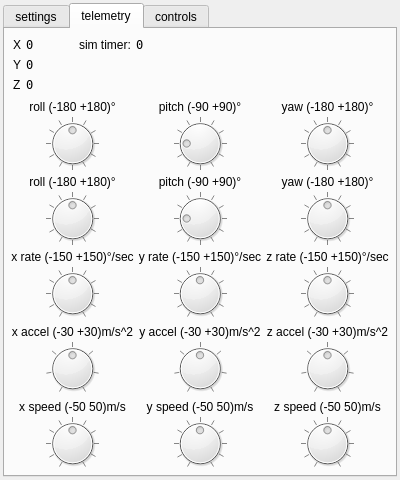
First picture: the form in remotecv.ui, repository hhrhhr/remoteCV, before the edit.
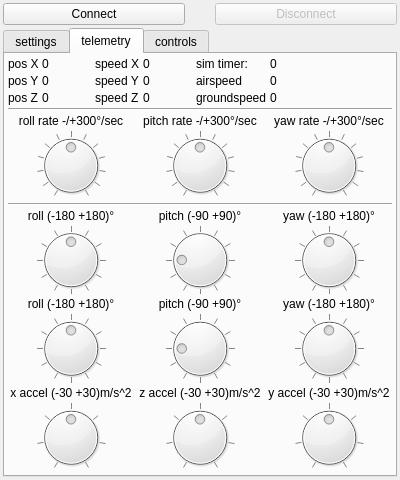
Second picture: the form after the edit. The open tabs and pages were chosen to show the change.

Commit message: all (except accels) are worked

```diff
--- a/remotecv.ui
+++ b/remotecv.ui
@@ -24,13 +24,40 @@
    <property name="margin">
     <number>3</number>
    </property>
+   <item>
+    <layout class="QHBoxLayout" name="horizontalLayout_3">
+     <property name="spacing">
+      <number>30</number>
+     </property>
+     <item>
+      <widget class="QPushButton" name="cvConnect">
+       <property name="text">
+        <string>Connect</string>
+       </property>
+      </widget>
+     </item>
+     <item>
+      <widget class="QPushButton" name="cvDisconnect">
+       <property name="enabled">
+        <bool>false</bool>
+       </property>
+       <property name="text">
+        <string>Disconnect</string>
+       </property>
+      </widget>
+     </item>
+    </layout>
+   </item>
    <item>
     <widget class="QTabWidget" name="tabWidget">
      <property name="tabShape">
       <enum>QTabWidget::Rounded</enum>
      </property>
      <property name="currentIndex">
-      <number>1</number>
+      <number>0</number>
+     </property>
+     <property name="usesScrollButtons">
+      <bool>true</bool>
      </property>
      <widget class="QWidget" name="tabSettings">
       <attribute name="title">
@@ -76,24 +103,7 @@
            </property>
           </widget>
          </item>
-         <item row="0" column="3">
-          <widget class="QPushButton" name="cvConnect">
-           <property name="text">
-            <string>Connect</string>
-           </property>
-          </widget>
-         </item>
-         <item row="1" column="3">
-          <widget class="QPushButton" name="cvDisconnect">
-           <property name="enabled">
-            <bool>false</bool>
-           </property>
-           <property name="text">
-            <string>Disconnect</string>
-           </property>
-          </widget>
-         </item>
-         <item row="0" column="2">
+         <item row="1" column="2">
           <spacer name="horizontalSpacer">
            <property name="orientation">
             <enum>Qt::Horizontal</enum>
@@ -189,23 +199,35 @@
        <string>telemetry</string>
       </attribute>
       <layout class="QVBoxLayout" name="verticalLayout_3">
+       <property name="spacing">
+        <number>3</number>
+       </property>
+       <property name="margin">
+        <number>3</number>
+       </property>
        <item>
         <layout class="QHBoxLayout" name="horizontalLayout">
          <property name="spacing">
           <number>3</number>
          </property>
          <property name="margin">
-          <number>3</number>
+          <number>0</number>
          </property>
          <item>
           <layout class="QFormLayout" name="formLayout">
            <property name="fieldGrowthPolicy">
             <enum>QFormLayout::AllNonFixedFieldsGrow</enum>
            </property>
+           <property name="horizontalSpacing">
+            <number>3</number>
+           </property>
+           <property name="verticalSpacing">
+            <number>3</number>
+           </property>
            <item row="0" column="0">
             <widget class="QLabel" name="label_20">
              <property name="text">
-              <string>X</string>
+              <string>pos X</string>
              </property>
             </widget>
            </item>
@@ -223,11 +245,6 @@
                <height>0</height>
               </size>
              </property>
-             <property name="font">
-              <font>
-               <family>Terminal</family>
-              </font>
-             </property>
              <property name="text">
               <string>0</string>
              </property>
@@ -236,7 +253,7 @@
            <item row="1" column="0">
             <widget class="QLabel" name="label_22">
              <property name="text">
-              <string>Y</string>
+              <string>pos Y</string>
              </property>
             </widget>
            </item>
@@ -248,11 +265,6 @@
                <height>0</height>
               </size>
              </property>
-             <property name="font">
-              <font>
-               <family>Terminal</family>
-              </font>
-             </property>
              <property name="text">
               <string>0</string>
              </property>
@@ -261,7 +273,7 @@
            <item row="2" column="0">
             <widget class="QLabel" name="label_24">
              <property name="text">
-              <string>Z</string>
+              <string>pos Z</string>
              </property>
             </widget>
            </item>
@@ -273,10 +285,84 @@
                <height>0</height>
               </size>
              </property>
-             <property name="font">
-              <font>
-               <family>Terminal</family>
-              </font>
+             <property name="text">
+              <string>0</string>
+             </property>
+            </widget>
+           </item>
+          </layout>
+         </item>
+         <item>
+          <layout class="QFormLayout" name="formLayout_3">
+           <property name="fieldGrowthPolicy">
+            <enum>QFormLayout::AllNonFixedFieldsGrow</enum>
+           </property>
+           <property name="horizontalSpacing">
+            <number>3</number>
+           </property>
+           <property name="verticalSpacing">
+            <number>3</number>
+           </property>
+           <item row="0" column="0">
+            <widget class="QLabel" name="label_26">
+             <property name="text">
+              <string>speed X</string>
+             </property>
+            </widget>
+           </item>
+           <item row="0" column="1">
+            <widget class="QLabel" name="xSpeed">
+             <property name="sizePolicy">
+              <sizepolicy hsizetype="Fixed" vsizetype="Preferred">
+               <horstretch>0</horstretch>
+               <verstretch>0</verstretch>
+              </sizepolicy>
+             </property>
+             <property name="minimumSize">
+              <size>
+               <width>50</width>
+               <height>0</height>
+              </size>
+             </property>
+             <property name="text">
+              <string>0</string>
+             </property>
+            </widget>
+           </item>
+           <item row="1" column="0">
+            <widget class="QLabel" name="label_27">
+             <property name="text">
+              <string>speed Y</string>
+             </property>
+            </widget>
+           </item>
+           <item row="1" column="1">
+            <widget class="QLabel" name="ySpeed">
+             <property name="minimumSize">
+              <size>
+               <width>50</width>
+               <height>0</height>
+              </size>
+             </property>
+             <property name="text">
+              <string>0</string>
+             </property>
+            </widget>
+           </item>
+           <item row="2" column="0">
+            <widget class="QLabel" name="label_28">
+             <property name="text">
+              <string>speed Z</string>
+             </property>
+            </widget>
+           </item>
+           <item row="2" column="1">
+            <widget class="QLabel" name="zSpeed">
+             <property name="minimumSize">
+              <size>
+               <width>50</width>
+               <height>0</height>
+              </size>
              </property>
              <property name="text">
               <string>0</string>
@@ -287,6 +373,12 @@
          </item>
          <item>
           <layout class="QFormLayout" name="formLayout_2">
+           <property name="horizontalSpacing">
+            <number>3</number>
+           </property>
+           <property name="verticalSpacing">
+            <number>3</number>
+           </property>
            <item row="0" column="0">
             <widget class="QLabel" name="label_3">
              <property name="text">
@@ -308,12 +400,34 @@
                <height>0</height>
               </size>
              </property>
-             <property name="font">
-              <font>
-               <family>Terminal</family>
-               <kerning>true</kerning>
-              </font>
+             <property name="text">
+              <string>0</string>
              </property>
+            </widget>
+           </item>
+           <item row="1" column="0">
+            <widget class="QLabel" name="label_5">
+             <property name="text">
+              <string>airspeed</string>
+             </property>
+            </widget>
+           </item>
+           <item row="1" column="1">
+            <widget class="QLabel" name="lbAirSpeed">
+             <property name="text">
+              <string>0</string>
+             </property>
+            </widget>
+           </item>
+           <item row="2" column="0">
+            <widget class="QLabel" name="label_9">
+             <property name="text">
+              <string>groundspeed</string>
+             </property>
+            </widget>
+           </item>
+           <item row="2" column="1">
+            <widget class="QLabel" name="lbGroundSpeed">
              <property name="text">
               <string>0</string>
              </property>
@@ -336,6 +450,132 @@
          </item>
         </layout>
        </item>
+       <item>
+        <widget class="Line" name="line_2">
+         <property name="orientation">
+          <enum>Qt::Horizontal</enum>
+         </property>
+        </widget>
+       </item>
+       <item>
+        <layout class="QGridLayout" name="gridLayout_3">
+         <property name="spacing">
+          <number>3</number>
+         </property>
+         <item row="0" column="0">
+          <widget class="QLabel" name="label_4">
+           <property name="text">
+            <string>roll rate -/+300°/sec</string>
+           </property>
+           <property name="alignment">
+            <set>Qt::AlignCenter</set>
+           </property>
+          </widget>
+         </item>
+         <item row="0" column="1">
+          <widget class="QLabel" name="label_8">
+           <property name="text">
+            <string>pitch rate -/+300°/sec</string>
+           </property>
+           <property name="alignment">
+            <set>Qt::AlignCenter</set>
+           </property>
+          </widget>
+         </item>
+         <item row="1" column="0">
+          <widget class="QDial" name="xRate">
+           <property name="sizePolicy">
+            <sizepolicy hsizetype="Expanding" vsizetype="Expanding">
+             <horstretch>0</horstretch>
+             <verstretch>0</verstretch>
+            </sizepolicy>
+           </property>
+           <property name="minimum">
+            <number>-300</number>
+           </property>
+           <property name="maximum">
+            <number>300</number>
+           </property>
+           <property name="wrapping">
+            <bool>false</bool>
+           </property>
+           <property name="notchTarget">
+            <double>50.000000000000000</double>
+           </property>
+           <property name="notchesVisible">
+            <bool>true</bool>
+           </property>
+          </widget>
+         </item>
+         <item row="1" column="1">
+          <widget class="QDial" name="zRate">
+           <property name="sizePolicy">
+            <sizepolicy hsizetype="Expanding" vsizetype="Expanding">
+             <horstretch>0</horstretch>
+             <verstretch>0</verstretch>
+            </sizepolicy>
+           </property>
+           <property name="minimum">
+            <number>-300</number>
+           </property>
+           <property name="maximum">
+            <number>300</number>
+           </property>
+           <property name="wrapping">
+            <bool>false</bool>
+           </property>
+           <property name="notchTarget">
+            <double>50.000000000000000</double>
+           </property>
+           <property name="notchesVisible">
+            <bool>true</bool>
+           </property>
+          </widget>
+         </item>
+         <item row="1" column="2">
+          <widget class="QDial" name="yRate">
+           <property name="sizePolicy">
+            <sizepolicy hsizetype="Expanding" vsizetype="Expanding">
+             <horstretch>0</horstretch>
+             <verstretch>0</verstretch>
+            </sizepolicy>
+           </property>
+           <property name="minimum">
+            <number>-300</number>
+           </property>
+           <property name="maximum">
+            <number>300</number>
+           </property>
+           <property name="wrapping">
+            <bool>false</bool>
+           </property>
+           <property name="notchTarget">
+            <double>50.000000000000000</double>
+           </property>
+           <property name="notchesVisible">
+            <bool>true</bool>
+           </property>
+          </widget>
+         </item>
+         <item row="0" column="2">
+          <widget class="QLabel" name="label_6">
+           <property name="text">
+            <string>yaw rate -/+300°/sec</string>
+           </property>
+           <property name="alignment">
+            <set>Qt::AlignCenter</set>
+           </property>
+          </widget>
+         </item>
+        </layout>
+       </item>
+       <item>
+        <widget class="Line" name="line">
+         <property name="orientation">
+          <enum>Qt::Horizontal</enum>
+         </property>
+        </widget>
+       </item>
        <item>
         <layout class="QGridLayout" name="gridLayout_2">
          <property name="spacing">
@@ -560,118 +800,6 @@
          </item>
         </layout>
        </item>
-       <item>
-        <layout class="QGridLayout" name="gridLayout_3">
-         <property name="spacing">
-          <number>3</number>
-         </property>
-         <item row="0" column="0">
-          <widget class="QLabel" name="label_4">
-           <property name="text">
-            <string>x rate (-150 +150)°/sec</string>
-           </property>
-           <property name="alignment">
-            <set>Qt::AlignCenter</set>
-           </property>
-          </widget>
-         </item>
-         <item row="0" column="1">
-          <widget class="QLabel" name="label_6">
-           <property name="text">
-            <string>y rate (-150 +150)°/sec</string>
-           </property>
-           <property name="alignment">
-            <set>Qt::AlignCenter</set>
-           </property>
-          </widget>
-         </item>
-         <item row="0" column="2">
-          <widget class="QLabel" name="label_8">
-           <property name="text">
-            <string>z rate (-150 +150)°/sec</string>
-           </property>
-           <property name="alignment">
-            <set>Qt::AlignCenter</set>
-           </property>
-          </widget>
-         </item>
-         <item row="1" column="0">
-          <widget class="QDial" name="xRate">
-           <property name="sizePolicy">
-            <sizepolicy hsizetype="Expanding" vsizetype="Expanding">
-             <horstretch>0</horstretch>
-             <verstretch>0</verstretch>
-            </sizepolicy>
-           </property>
-           <property name="minimum">
-            <number>-150</number>
-           </property>
-           <property name="maximum">
-            <number>150</number>
-           </property>
-           <property name="wrapping">
-            <bool>false</bool>
-           </property>
-           <property name="notchTarget">
-            <double>30.000000000000000</double>
-           </property>
-           <property name="notchesVisible">
-            <bool>true</bool>
-           </property>
-          </widget>
-         </item>
-         <item row="1" column="1">
-          <widget class="QDial" name="yRate">
-           <property name="sizePolicy">
-            <sizepolicy hsizetype="Expanding" vsizetype="Expanding">
-             <horstretch>0</horstretch>
-             <verstretch>0</verstretch>
-            </sizepolicy>
-           </property>
-           <property name="minimum">
-            <number>-150</number>
-           </property>
-           <property name="maximum">
-            <number>150</number>
-           </property>
-           <property name="wrapping">
-            <bool>false</bool>
-           </property>
-           <property name="notchTarget">
-            <double>30.000000000000000</double>
-           </property>
-           <property name="notchesVisible">
-            <bool>true</bool>
-           </property>
-          </widget>
-         </item>
-         <item row="1" column="2">
-          <widget class="QDial" name="zRate">
-           <property name="sizePolicy">
-            <sizepolicy hsizetype="Expanding" vsizetype="Expanding">
-             <horstretch>0</horstretch>
-             <verstretch>0</verstretch>
-            </sizepolicy>
-           </property>
-           <property name="minimum">
-            <number>-150</number>
-           </property>
-           <property name="maximum">
-            <number>150</number>
-           </property>
-           <property name="wrapping">
-            <bool>false</bool>
-           </property>
-           <property name="notchTarget">
-            <double>30.000000000000000</double>
-           </property>
-           <property name="notchesVisible">
-            <bool>true</bool>
-           </property>
-          </widget>
-         </item>
-        </layout>
-       </item>
        <item>
         <layout class="QGridLayout" name="gridLayout_7">
          <property name="spacing">
@@ -687,7 +815,7 @@
            </property>
           </widget>
          </item>
-         <item row="0" column="1">
+         <item row="0" column="2">
           <widget class="QLabel" name="label_18">
            <property name="text">
             <string>y accel (-30 +30)m/s^2</string>
@@ -697,16 +825,6 @@
            </property>
           </widget>
          </item>
-         <item row="0" column="2">
-          <widget class="QLabel" name="label_19">
-           <property name="text">
-            <string>z accel (-30 +30)m/s^2</string>
-           </property>
-           <property name="alignment">
-            <set>Qt::AlignCenter</set>
-           </property>
-          </widget>
-         </item>
          <item row="1" column="0">
           <widget class="QDial" name="xAccel">
            <property name="sizePolicy">
@@ -732,7 +850,7 @@
            </property>
           </widget>
          </item>
-         <item row="1" column="1">
+         <item row="1" column="2">
           <widget class="QDial" name="yAccel">
            <property name="sizePolicy">
             <sizepolicy hsizetype="Expanding" vsizetype="Expanding">
@@ -757,7 +875,7 @@
            </property>
           </widget>
          </item>
-         <item row="1" column="2">
+         <item row="1" column="1">
           <widget class="QDial" name="zAccel">
            <property name="sizePolicy">
             <sizepolicy hsizetype="Expanding" vsizetype="Expanding">
@@ -782,118 +900,16 @@
            </property>
           </widget>
          </item>
-        </layout>
-       </item>
-       <item>
-        <layout class="QGridLayout" name="gridLayout_6">
-         <property name="spacing">
-          <number>3</number>
-         </property>
-         <item row="0" column="0">
-          <widget class="QLabel" name="label_10">
-           <property name="text">
-            <string>x speed (-50 50)m/s</string>
-           </property>
-           <property name="alignment">
-            <set>Qt::AlignCenter</set>
-           </property>
-          </widget>
-         </item>
          <item row="0" column="1">
-          <widget class="QLabel" name="label_12">
+          <widget class="QLabel" name="label_19">
            <property name="text">
-            <string>y speed (-50 50)m/s</string>
+            <string>z accel (-30 +30)m/s^2</string>
            </property>
            <property name="alignment">
             <set>Qt::AlignCenter</set>
            </property>
           </widget>
          </item>
-         <item row="0" column="2">
-          <widget class="QLabel" name="label_16">
-           <property name="text">
-            <string>z speed (-50 50)m/s</string>
-           </property>
-           <property name="alignment">
-            <set>Qt::AlignCenter</set>
-           </property>
-          </widget>
-         </item>
-         <item row="1" column="0">
-          <widget class="QDial" name="xSpeed">
-           <property name="sizePolicy">
-            <sizepolicy hsizetype="Expanding" vsizetype="Expanding">
-             <horstretch>0</horstretch>
-             <verstretch>0</verstretch>
-            </sizepolicy>
-           </property>
-           <property name="minimum">
-            <number>-50</number>
-           </property>
-           <property name="maximum">
-            <number>50</number>
-           </property>
-           <property name="wrapping">
-            <bool>false</bool>
-           </property>
-           <property name="notchTarget">
-            <double>10.000000000000000</double>
-           </property>
-           <property name="notchesVisible">
-            <bool>true</bool>
-           </property>
-          </widget>
-         </item>
-         <item row="1" column="1">
-          <widget class="QDial" name="ySpeed">
-           <property name="sizePolicy">
-            <sizepolicy hsizetype="Expanding" vsizetype="Expanding">
-             <horstretch>0</horstretch>
-             <verstretch>0</verstretch>
-            </sizepolicy>
-           </property>
-           <property name="minimum">
-            <number>-50</number>
-           </property>
-           <property name="maximum">
-            <number>50</number>
-           </property>
-           <property name="wrapping">
-            <bool>false</bool>
-           </property>
-           <property name="notchTarget">
-            <double>10.000000000000000</double>
-           </property>
-           <property name="notchesVisible">
-            <bool>true</bool>
-           </property>
-          </widget>
-         </item>
-         <item row="1" column="2">
-          <widget class="QDial" name="zSpeed">
-           <property name="sizePolicy">
-            <sizepolicy hsizetype="Expanding" vsizetype="Expanding">
-             <horstretch>0</horstretch>
-             <verstretch>0</verstretch>
-            </sizepolicy>
-           </property>
-           <property name="minimum">
-            <number>-50</number>
-           </property>
-           <property name="maximum">
-            <number>50</number>
-           </property>
-           <property name="wrapping">
-            <bool>false</bool>
-           </property>
-           <property name="notchTarget">
-            <double>10.000000000000000</double>
-           </property>
-           <property name="notchesVisible">
-            <bool>true</bool>
-           </property>
-          </widget>
-         </item>
         </layout>
        </item>
       </layout>
```
Left out of the diff: 49 changed lines with no effect on the pictures. The commit also changes 6 other files.
